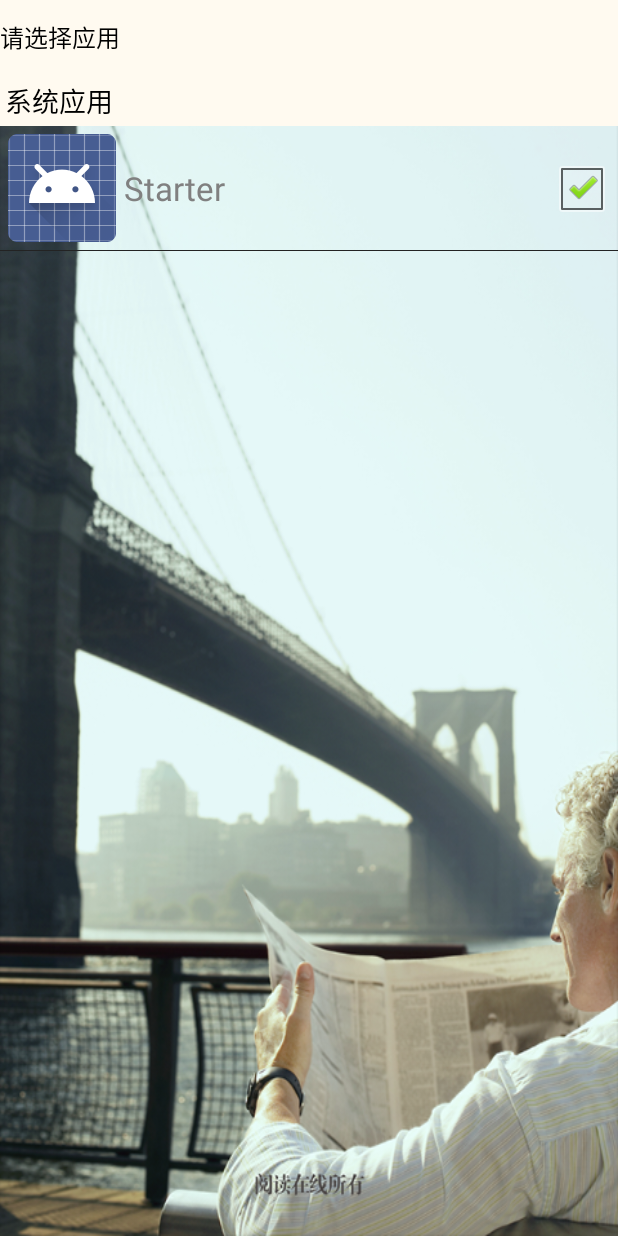
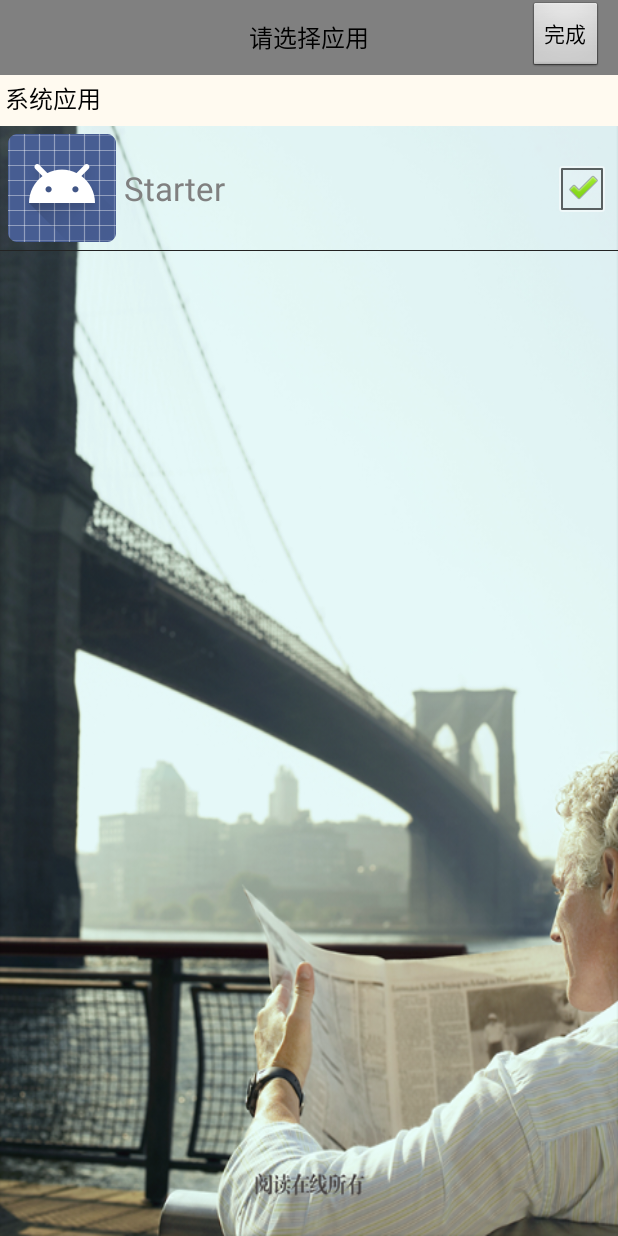
Before and after one commit to xiaoxiaomuou/ListenBookSpace, an Android app: the SelectAppActivity screen opened directly, with no data from a screen before it, after a tap on "用户应用", on a phone screen of 412 x 824 dp. Run offline under Robolectric (Android 15) with nearby library versions, the phone set to English and light mode, and no system bars.

```diff
--- a/starter/src/main/java/net/aiweimob/www/starter/activity/SelectAppActivity.java
+++ b/starter/src/main/java/net/aiweimob/www/starter/activity/SelectAppActivity.java
@@ -2,13 +2,16 @@ package net.aiweimob.www.starter.activity;
 
 import android.app.Activity;
 import android.app.ProgressDialog;
+import android.content.Intent;
 import android.os.Bundle;
 import android.os.Handler;
+import android.util.Log;
 import android.view.View;
 import android.view.ViewGroup;
 import android.widget.AbsListView;
 import android.widget.AdapterView;
 import android.widget.BaseAdapter;
+import android.widget.Button;
 import android.widget.CheckBox;
 import android.widget.ImageView;
 import android.widget.ListView;
@@ -18,11 +21,14 @@ import android.widget.TextView;
 import net.aiweimob.www.starter.R;
 import net.aiweimob.www.starter.bean.AppInfoBean;
 import net.aiweimob.www.starter.utils.AppUtils;
+import net.aiweimob.www.starter.utils.MyConstace;
+import net.aiweimob.www.starter.utils.PrefUtils;
 
 import java.util.ArrayList;
 import java.util.List;
 
 public class SelectAppActivity extends Activity{
+    public static final String SelectBaoming = "PackageName";
     private List<AppInfoBean> allAppList;
     /**
      * 用户应用集合
@@ -38,23 +44,9 @@ public class SelectAppActivity extends Activity{
     private CheckBox checkBox;
 
     /**
-     * 判断开关的打开状态
-     *
-     * @return true 打开
+     * selectFinish 选择完成的按钮
      */
-    public boolean isChecked() {
-        return checkBox.isChecked();
-    }
-
-    /**
-     * 设置开关状态
-     * @param check
-     */
-    public void setChecked(boolean check) {
-
-        checkBox.setChecked(check);
-
-    }
+    private Button btnFinish;
 
     /**
      * 固定的小标题
@@ -70,6 +62,8 @@ public class SelectAppActivity extends Activity{
         listView = (ListView) findViewById(R.id.listView);
 
         tvSubTitle = (TextView) findViewById(R.id.tv_sub_title);
+
+        btnFinish = (Button) findViewById(R.id.btn_finish);
 
         ctx = this;
 
@@ -98,6 +92,8 @@ public class SelectAppActivity extends Activity{
      * 点击条目的位置
      */
     private int clickedPosition;
+    //存放被点击应用的包名 的集合
+    List<String> listBaoming = new ArrayList<String>();
 
     private void regListener() {
 
@@ -115,7 +111,13 @@ public class SelectAppActivity extends Activity{
                 AppInfoBean bean = (AppInfoBean) listView.getItemAtPosition(position);
                 bean.isSelect = !bean.isSelect;
 
-              //  setChecked(bean.isSelect);
+                if(bean.isSelect){
+                    Log.i("Select",bean.packageName);
+                    listBaoming.add(bean.packageName);
+                }else{
+                    listBaoming.remove(bean.packageName);
+                    Log.i("Quxiao",bean.packageName);
+                }
 
                 //刷新页面
                 adapter.notifyDataSetChanged();
@@ -159,6 +161,42 @@ public class SelectAppActivity extends Activity{
             }
         });
 
+    }
+    /**
+     * 完成按钮的点击事件
+     */
+    public void selectFinish(View view){
+        /**
+         * 先清空原本的sp
+         */
+        PrefUtils.setString(ctx,MyConstace.key_is_select_app,"");
+
+        /**
+         * 保存选择的程序包名到sp
+         */
+        saveToSp();
+
+        /**
+         * 跳转到HomeActivity
+         */
+        Intent intent = new Intent(this,HomeActivity.class);
+        startActivity(intent);
+    }
+
+    /**
+     * 把被选中的程序的包名 添加到sp文件中
+     */
+
+    private void saveToSp() {
+        String str = "";
+
+        for(int i = 0;i < listBaoming.size(); i ++){
+            str = str + listBaoming.get(i);
+            str += "$";
+            Log.i("For",str);
+        }
+        Log.i("SaveTo",str);
+        PrefUtils.setString(ctx, MyConstace.key_is_select_app, str);
     }
 
     private ProgressDialog proDlg;
--- a/starter/src/main/res/layout/activity_select_app.xml
+++ b/starter/src/main/res/layout/activity_select_app.xml
@@ -6,15 +6,30 @@
     android:orientation="vertical"
     android:background="@mipmap/start1"
     >
-    <TextView
+    <RelativeLayout
         android:layout_width="match_parent"
-        android:layout_height="50dp"
-        android:background="#FFFAF0"
-        android:gravity="center_vertical"
-        android:textColor="#000000"
-        android:textSize="16sp"
-        android:text="请选择应用" />
+        android:layout_height="wrap_content"
+        android:background="#808080"
+        >
+        <TextView
+            android:layout_width="match_parent"
+            android:layout_height="50dp"
+            android:textColor="#000000"
+            android:textSize="16sp"
+            android:gravity="center"
+            android:text="请选择应用" />
+        <Button
+            android:id="@+id/btn_finish"
+            android:onClick="selectFinish"
+            android:layout_centerVertical="true"
+            android:layout_marginRight="10dp"
+            android:text="完成"
+            android:layout_alignParentRight="true"
+            android:layout_width="wrap_content"
+            android:layout_height="wrap_content" />
 
+
+    </RelativeLayout>
     <RelativeLayout
         android:layout_width="match_parent"
         android:layout_height="match_parent" >
@@ -31,8 +46,8 @@
             android:background="#FFFAF0"
             android:textColor="#000000"
             android:padding="3dp"
-            android:text=""
-            android:textSize="18sp" />
+            android:text="应用类别"
+            android:textSize="16sp" />
 
     </RelativeLayout>
 
```
Also changed, not shown: starter/src/main/java/net/aiweimob/www/starter/activity/HomeActivity.java (+12 -0 lines).
